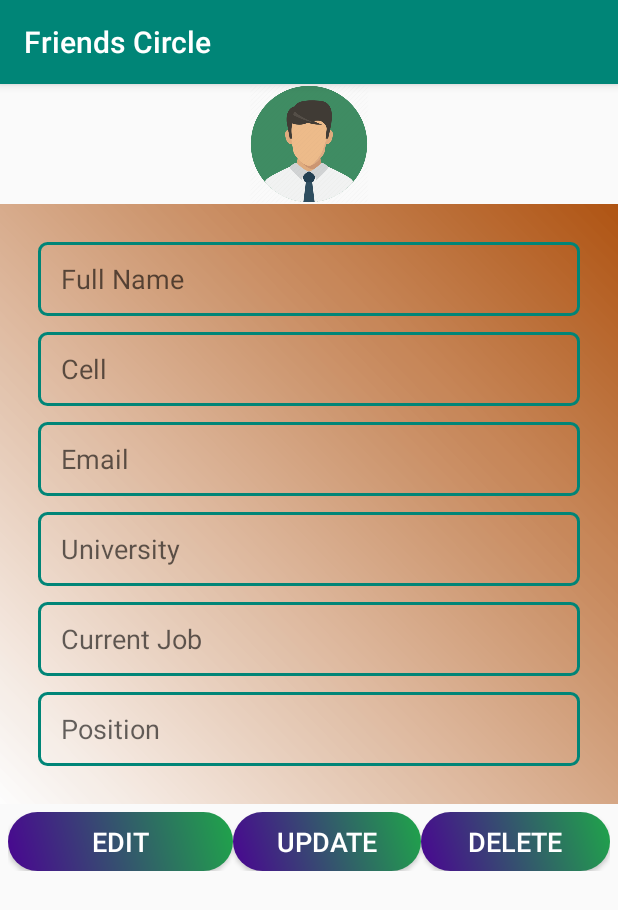
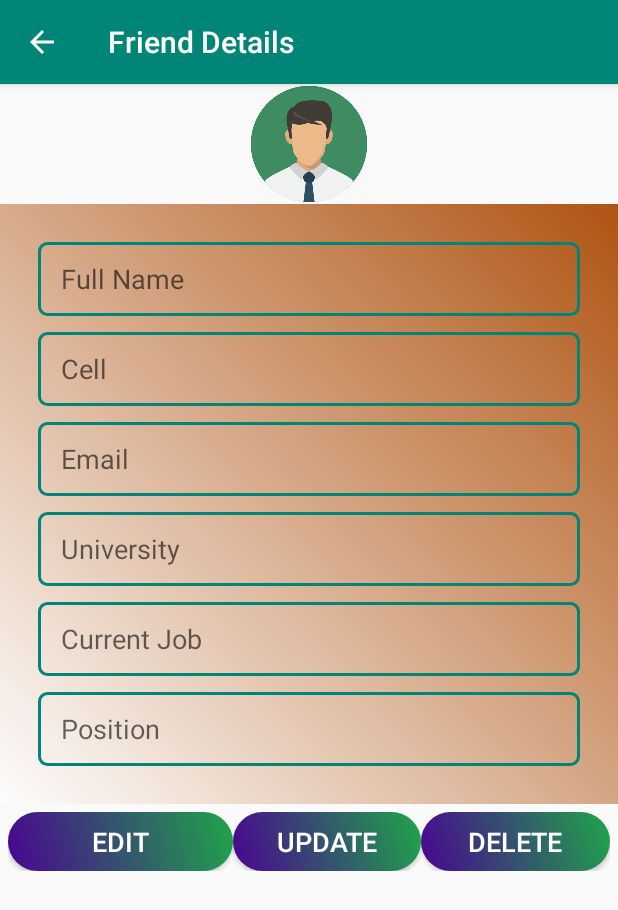
Before and after one commit to ItsNazmulAlom/Android_Friends_Circle_app, an Android app: the Friends_Details_Activity screen opened directly, with no data from a screen before it, on a phone screen of 412 x 824 dp. Shown: the top 910 px of the screen. Run offline under Robolectric (Android 15) with nearby library versions, the phone set to English and light mode, and no system bars; 8 statements that could not run were skipped.

Commit message:
friends details get data done

```diff
--- a/app/src/main/java/com/nazmul/friendscircle/Friends_Details_Activity.java
+++ b/app/src/main/java/com/nazmul/friendscircle/Friends_Details_Activity.java
@@ -31,7 +31,7 @@ public class Friends_Details_Activity extends AppCompatActivity {
       txtCell = findViewById(R.id.txt_cell);
       txtEmail = findViewById(R.id.txt_email);
       txtUniversity = findViewById(R.id.txt_university);
-      txtCompany = findViewById(R.id.txt_position);
+      txtCompany = findViewById(R.id.txt_current_job);
       txtPosition = findViewById(R.id.txt_position);
 
       //button initialized
@@ -50,13 +50,30 @@ public class Friends_Details_Activity extends AppCompatActivity {
         txtCompany.setEnabled(false);
         txtPosition.setEnabled(false);
 
-
+        getID = getIntent().getExtras().getString("id");
         getName= getIntent().getExtras().getString("name");
         getCell = getIntent().getExtras().getString("cell");
         getEmail = getIntent().getExtras().getString("email");
         getUniversity = getIntent().getExtras().getString("university");
         getCompany =getIntent().getExtras().getString("company");
         getPosition = getIntent().getExtras().getString("position");
+        getUser_user_cell = getIntent().getExtras().getString("user_user_cell");
+//         //
+//        Log.d("getID",getID);
+//        Log.d("getName",getName);
+
+        getSupportActionBar().setHomeButtonEnabled(true); //for back button
+        getSupportActionBar().setDisplayHomeAsUpEnabled(true);//for back button
+        getSupportActionBar().setTitle("Friend Details");//for actionbar title
+
+
+
+        txtName.setText(getName);
+        txtCell.setText(getCell);
+        txtEmail.setText(getEmail);
+        txtUniversity.setText(getUniversity);
+        txtCompany.setText(getCompany);
+        txtPosition.setText(getPosition);
 
 
 
```
Also changed, not shown: app/src/main/java/com/nazmul/friendscircle/View_Friend_Activity.java (+20 -9 lines).
